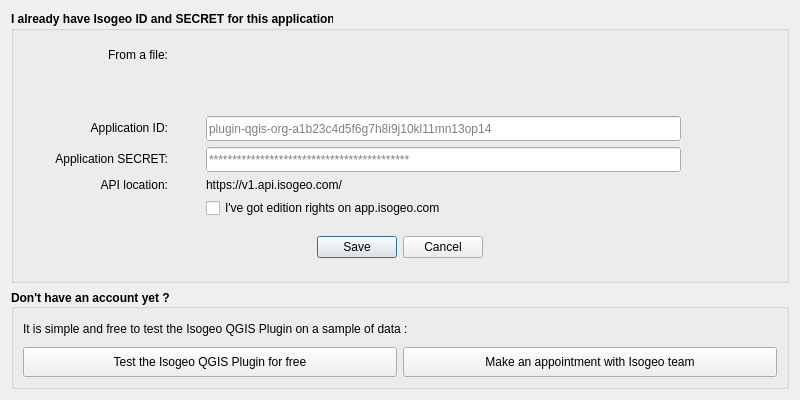
Qt form ui/auth/ui_authentication.ui (isogeo/isogeo-plugin-qgis) before a commit.
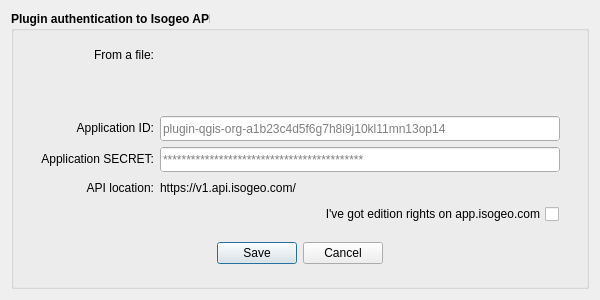
The same form after that commit. Icons and pictures are not drawn. Custom widgets are drawn as their Qt base class.

What changed in the file:
```diff
--- a/ui/auth/ui_authentication.ui
+++ b/ui/auth/ui_authentication.ui
@@ -7,20 +7,26 @@
    <rect>
     <x>0</x>
     <y>0</y>
-    <width>800</width>
-    <height>400</height>
+    <width>600</width>
+    <height>300</height>
    </rect>
   </property>
+  <property name="sizePolicy">
+   <sizepolicy hsizetype="Minimum" vsizetype="Preferred">
+    <horstretch>0</horstretch>
+    <verstretch>0</verstretch>
+   </sizepolicy>
+  </property>
   <property name="minimumSize">
    <size>
-    <width>800</width>
-    <height>400</height>
+    <width>600</width>
+    <height>300</height>
    </size>
   </property>
   <property name="maximumSize">
    <size>
     <width>800</width>
-    <height>400</height>
+    <height>300</height>
    </size>
   </property>
   <property name="windowTitle">
@@ -61,222 +67,13 @@
       <locale language="English" country="UnitedStates"/>
      </property>
      <property name="title">
-      <string>I already have Isogeo ID and SECRET for this application</string>
+      <string>Plugin authentication to Isogeo API</string>
      </property>
      <property name="flat">
       <bool>true</bool>
      </property>
      <layout class="QGridLayout" name="gridLayout_2">
-      <item row="1" column="3">
-       <spacer name="verticalSpacer_2">
-        <property name="orientation">
-         <enum>Qt::Vertical</enum>
-        </property>
-        <property name="sizeHint" stdset="0">
-         <size>
-          <width>20</width>
-          <height>40</height>
-         </size>
-        </property>
-       </spacer>
-      </item>
-      <item row="2" column="3">
-       <widget class="QLineEdit" name="ent_app_id">
-        <property name="sizePolicy">
-         <sizepolicy hsizetype="Expanding" vsizetype="Preferred">
-          <horstretch>1</horstretch>
-          <verstretch>0</verstretch>
-         </sizepolicy>
-        </property>
-        <property name="minimumSize">
-         <size>
-          <width>475</width>
-          <height>25</height>
-         </size>
-        </property>
-        <property name="maximumSize">
-         <size>
-          <width>800</width>
-          <height>30</height>
-         </size>
-        </property>
-        <property name="font">
-         <font>
-          <weight>50</weight>
-          <bold>false</bold>
-         </font>
-        </property>
-        <property name="toolTip">
-         <string/>
-        </property>
-        <property name="autoFillBackground">
-         <bool>true</bool>
-        </property>
-        <property name="text">
-         <string/>
-        </property>
-        <property name="maxLength">
-         <number>100</number>
-        </property>
-        <property name="frame">
-         <bool>true</bool>
-        </property>
-        <property name="readOnly">
-         <bool>true</bool>
-        </property>
-        <property name="placeholderText">
-         <string>plugin-qgis-org-a1b23c4d5f6g7h8i9j10kl11mn13op14</string>
-        </property>
-        <property name="cursorMoveStyle">
-         <enum>Qt::LogicalMoveStyle</enum>
-        </property>
-       </widget>
-      </item>
-      <item row="3" column="1">
-       <widget class="QLabel" name="lbl_app_secret">
-        <property name="sizePolicy">
-         <sizepolicy hsizetype="Preferred" vsizetype="Fixed">
-          <horstretch>0</horstretch>
-          <verstretch>0</verstretch>
-         </sizepolicy>
-        </property>
-        <property name="font">
-         <font>
-          <weight>50</weight>
-          <bold>false</bold>
-         </font>
-        </property>
-        <property name="autoFillBackground">
-         <bool>false</bool>
-        </property>
-        <property name="locale">
-         <locale language="English" country="UnitedStates"/>
-        </property>
-        <property name="text">
-         <string>Application SECRET:</string>
-        </property>
-        <property name="scaledContents">
-         <bool>true</bool>
-        </property>
-        <property name="alignment">
-         <set>Qt::AlignRight|Qt::AlignTrailing|Qt::AlignVCenter</set>
-        </property>
-       </widget>
-      </item>
-      <item row="5" column="3">
-       <widget class="QCheckBox" name="chb_isogeo_editor">
-        <property name="minimumSize">
-         <size>
-          <width>300</width>
-          <height>20</height>
-         </size>
-        </property>
-        <property name="font">
-         <font>
-          <weight>50</weight>
-          <bold>false</bold>
-         </font>
-        </property>
-        <property name="toolTip">
-         <string/>
-        </property>
-        <property name="layoutDirection">
-         <enum>Qt::LeftToRight</enum>
-        </property>
-        <property name="autoFillBackground">
-         <bool>false</bool>
-        </property>
-        <property name="text">
-         <string>I've got edition rights on app.isogeo.com</string>
-        </property>
-        <property name="icon">
-         <iconset>
-          <normaloff>:/plugins/Isogeo/resources/authentication/user.svg</normaloff>:/plugins/Isogeo/resources/authentication/user.svg</iconset>
-        </property>
-        <property name="tristate">
-         <bool>false</bool>
-        </property>
-       </widget>
-      </item>
-      <item row="0" column="4">
-       <spacer name="horizontalSpacer_3">
-        <property name="orientation">
-         <enum>Qt::Horizontal</enum>
-        </property>
-        <property name="sizeHint" stdset="0">
-         <size>
-          <width>40</width>
-          <height>20</height>
-         </size>
-        </property>
-       </spacer>
-      </item>
-      <item row="0" column="1">
-       <widget class="QLabel" name="lbl_browse_credentials">
-        <property name="font">
-         <font>
-          <weight>50</weight>
-          <bold>false</bold>
-         </font>
-        </property>
-        <property name="autoFillBackground">
-         <bool>false</bool>
-        </property>
-        <property name="text">
-         <string>From a file:</string>
-        </property>
-        <property name="scaledContents">
-         <bool>true</bool>
-        </property>
-        <property name="alignment">
-         <set>Qt::AlignRight|Qt::AlignTrailing|Qt::AlignVCenter</set>
-        </property>
-       </widget>
-      </item>
-      <item row="6" column="0" colspan="7">
-       <widget class="QDialogButtonBox" name="btn_ok_cancel">
-        <property name="sizePolicy">
-         <sizepolicy hsizetype="Expanding" vsizetype="Preferred">
-          <horstretch>1</horstretch>
-          <verstretch>1</verstretch>
-         </sizepolicy>
-        </property>
-        <property name="minimumSize">
-         <size>
-          <width>30</width>
-          <height>30</height>
-         </size>
-        </property>
-        <property name="maximumSize">
-         <size>
-          <width>16777215</width>
-          <height>100</height>
-         </size>
-        </property>
-        <property name="font">
-         <font>
-          <weight>50</weight>
-          <bold>false</bold>
-         </font>
-        </property>
-        <property name="focusPolicy">
-         <enum>Qt::StrongFocus</enum>
-        </property>
-        <property name="autoFillBackground">
-         <bool>false</bool>
-        </property>
-        <property name="orientation">
-         <enum>Qt::Horizontal</enum>
-        </property>
-        <property name="standardButtons">
-         <set>QDialogButtonBox::Cancel|QDialogButtonBox::Save</set>
-        </property>
-        <property name="centerButtons">
-         <bool>true</bool>
-        </property>
-       </widget>
-      </item>
-      <item row="2" column="4">
+      <item row="3" column="5">
        <spacer name="horizontalSpacer">
         <property name="orientation">
          <enum>Qt::Horizontal</enum>
@@ -289,87 +86,7 @@
         </property>
        </spacer>
       </item>
-      <item row="2" column="1">
-       <widget class="QLabel" name="lbl_app_id">
-        <property name="sizePolicy">
-         <sizepolicy hsizetype="Preferred" vsizetype="Fixed">
-          <horstretch>0</horstretch>
-          <verstretch>0</verstretch>
-         </sizepolicy>
-        </property>
-        <property name="font">
-         <font>
-          <weight>50</weight>
-          <bold>false</bold>
-         </font>
-        </property>
-        <property name="autoFillBackground">
-         <bool>false</bool>
-        </property>
-        <property name="locale">
-         <locale language="English" country="UnitedStates"/>
-        </property>
-        <property name="text">
-         <string>Application ID:</string>
-        </property>
-        <property name="scaledContents">
-         <bool>true</bool>
-        </property>
-        <property name="alignment">
-         <set>Qt::AlignRight|Qt::AlignTrailing|Qt::AlignVCenter</set>
-        </property>
-       </widget>
-      </item>
-      <item row="3" column="3">
-       <widget class="QLineEdit" name="ent_app_secret">
-        <property name="sizePolicy">
-         <sizepolicy hsizetype="Expanding" vsizetype="Preferred">
-          <horstretch>0</horstretch>
-          <verstretch>0</verstretch>
-         </sizepolicy>
-        </property>
-        <property name="minimumSize">
-         <size>
-          <width>475</width>
-          <height>25</height>
-         </size>
-        </property>
-        <property name="maximumSize">
-         <size>
-          <width>800</width>
-          <height>30</height>
-         </size>
-        </property>
-        <property name="font">
-         <font>
-          <weight>50</weight>
-          <bold>false</bold>
-         </font>
-        </property>
-        <property name="focusPolicy">
-         <enum>Qt::NoFocus</enum>
-        </property>
-        <property name="autoFillBackground">
-         <bool>true</bool>
-        </property>
-        <property name="text">
-         <string notr="true"/>
-        </property>
-        <property name="maxLength">
-         <number>64</number>
-        </property>
-        <property name="echoMode">
-         <enum>QLineEdit::PasswordEchoOnEdit</enum>
-        </property>
-        <property name="readOnly">
-         <bool>true</bool>
-        </property>
-        <property name="placeholderText">
-         <string notr="true">*******************************************</string>
-        </property>
-       </widget>
-      </item>
-      <item row="4" column="1">
+      <item row="5" column="3">
        <widget class="QLabel" name="lbl_api_url">
         <property name="font">
          <font>
@@ -394,7 +111,7 @@
         </property>
        </widget>
       </item>
-      <item row="3" column="4">
+      <item row="4" column="5">
        <spacer name="horizontalSpacer_2">
         <property name="orientation">
          <enum>Qt::Horizontal</enum>
@@ -407,7 +124,20 @@
         </property>
        </spacer>
       </item>
-      <item row="0" column="3">
+      <item row="4" column="2">
+       <spacer name="horizontalSpacer_6">
+        <property name="orientation">
+         <enum>Qt::Horizontal</enum>
+        </property>
+        <property name="sizeHint" stdset="0">
+         <size>
+          <width>40</width>
+          <height>20</height>
+         </size>
+        </property>
+       </spacer>
+      </item>
+      <item row="0" column="4">
        <widget class="QgsFileWidget" name="btn_browse_credentials">
         <property name="enabled">
          <bool>true</bool>
@@ -420,13 +150,13 @@
         </property>
         <property name="minimumSize">
          <size>
-          <width>475</width>
+          <width>400</width>
           <height>30</height>
          </size>
         </property>
         <property name="maximumSize">
          <size>
-          <width>800</width>
+          <width>475</width>
           <height>30</height>
          </size>
         </property>
@@ -465,7 +195,56 @@
         </property>
        </widget>
       </item>
-      <item row="4" column="3">
+      <item row="4" column="4">
+       <widget class="QLineEdit" name="ent_app_secret">
+        <property name="sizePolicy">
+         <sizepolicy hsizetype="Expanding" vsizetype="Preferred">
+          <horstretch>0</horstretch>
+          <verstretch>0</verstretch>
+         </sizepolicy>
+        </property>
+        <property name="minimumSize">
+         <size>
+          <width>400</width>
+          <height>25</height>
+         </size>
+        </property>
+        <property name="maximumSize">
+         <size>
+          <width>400</width>
+          <height>30</height>
+         </size>
+        </property>
+        <property name="font">
+         <font>
+          <weight>50</weight>
+          <bold>false</bold>
+         </font>
+        </property>
+        <property name="focusPolicy">
+         <enum>Qt::NoFocus</enum>
+        </property>
+        <property name="autoFillBackground">
+         <bool>true</bool>
+        </property>
+        <property name="text">
+         <string notr="true"/>
+        </property>
+        <property name="maxLength">
+         <number>64</number>
+        </property>
+        <property name="echoMode">
+         <enum>QLineEdit::PasswordEchoOnEdit</enum>
+        </property>
+        <property name="readOnly">
+         <bool>true</bool>
+        </property>
+        <property name="placeholderText">
+         <string notr="true">*******************************************</string>
+        </property>
+       </widget>
+      </item>
+      <item row="5" column="4">
        <widget class="QLabel" name="lbl_api_url_value">
         <property name="font">
          <font>
@@ -492,6 +271,285 @@
         </property>
        </widget>
       </item>
+      <item row="0" column="3">
+       <widget class="QLabel" name="lbl_browse_credentials">
+        <property name="font">
+         <font>
+          <weight>50</weight>
+          <bold>false</bold>
+         </font>
+        </property>
+        <property name="autoFillBackground">
+         <bool>false</bool>
+        </property>
+        <property name="text">
+         <string>From a file:</string>
+        </property>
+        <property name="scaledContents">
+         <bool>true</bool>
+        </property>
+        <property name="alignment">
+         <set>Qt::AlignRight|Qt::AlignTrailing|Qt::AlignVCenter</set>
+        </property>
+       </widget>
+      </item>
+      <item row="2" column="4">
+       <spacer name="verticalSpacer_2">
+        <property name="orientation">
+         <enum>Qt::Vertical</enum>
+        </property>
+        <property name="sizeHint" stdset="0">
+         <size>
+          <width>20</width>
+          <height>40</height>
+         </size>
+        </property>
+       </spacer>
+      </item>
+      <item row="3" column="3">
+       <widget class="QLabel" name="lbl_app_id">
+        <property name="sizePolicy">
+         <sizepolicy hsizetype="Preferred" vsizetype="Fixed">
+          <horstretch>0</horstretch>
+          <verstretch>0</verstretch>
+         </sizepolicy>
+        </property>
+        <property name="font">
+         <font>
+          <weight>50</weight>
+          <bold>false</bold>
+         </font>
+        </property>
+        <property name="autoFillBackground">
+         <bool>false</bool>
+        </property>
+        <property name="locale">
+         <locale language="English" country="UnitedStates"/>
+        </property>
+        <property name="text">
+         <string>Application ID:</string>
+        </property>
+        <property name="scaledContents">
+         <bool>true</bool>
+        </property>
+        <property name="alignment">
+         <set>Qt::AlignRight|Qt::AlignTrailing|Qt::AlignVCenter</set>
+        </property>
+       </widget>
+      </item>
+      <item row="3" column="2">
+       <spacer name="horizontalSpacer_5">
+        <property name="orientation">
+         <enum>Qt::Horizontal</enum>
+        </property>
+        <property name="sizeHint" stdset="0">
+         <size>
+          <width>40</width>
+          <height>20</height>
+         </size>
+        </property>
+       </spacer>
+      </item>
+      <item row="7" column="0" colspan="8">
+       <widget class="QDialogButtonBox" name="btn_ok_cancel">
+        <property name="sizePolicy">
+         <sizepolicy hsizetype="Minimum" vsizetype="Minimum">
+          <horstretch>1</horstretch>
+          <verstretch>1</verstretch>
+         </sizepolicy>
+        </property>
+        <property name="minimumSize">
+         <size>
+          <width>30</width>
+          <height>30</height>
+         </size>
+        </property>
+        <property name="maximumSize">
+         <size>
+          <width>16777215</width>
+          <height>100</height>
+         </size>
+        </property>
+        <property name="font">
+         <font>
+          <weight>50</weight>
+          <bold>false</bold>
+         </font>
+        </property>
+        <property name="focusPolicy">
+         <enum>Qt::StrongFocus</enum>
+        </property>
+        <property name="autoFillBackground">
+         <bool>false</bool>
+        </property>
+        <property name="orientation">
+         <enum>Qt::Horizontal</enum>
+        </property>
+        <property name="standardButtons">
+         <set>QDialogButtonBox::Cancel|QDialogButtonBox::Save</set>
+        </property>
+        <property name="centerButtons">
+         <bool>true</bool>
+        </property>
+       </widget>
+      </item>
+      <item row="5" column="2">
+       <spacer name="horizontalSpacer_7">
+        <property name="orientation">
+         <enum>Qt::Horizontal</enum>
+        </property>
+        <property name="sizeHint" stdset="0">
+         <size>
+          <width>40</width>
+          <height>20</height>
+         </size>
+        </property>
+       </spacer>
+      </item>
+      <item row="0" column="5">
+       <spacer name="horizontalSpacer_3">
+        <property name="orientation">
+         <enum>Qt::Horizontal</enum>
+        </property>
+        <property name="sizeHint" stdset="0">
+         <size>
+          <width>40</width>
+          <height>20</height>
+         </size>
+        </property>
+       </spacer>
+      </item>
+      <item row="3" column="4">
+       <widget class="QLineEdit" name="ent_app_id">
+        <property name="sizePolicy">
+         <sizepolicy hsizetype="Expanding" vsizetype="Preferred">
+          <horstretch>1</horstretch>
+          <verstretch>0</verstretch>
+         </sizepolicy>
+        </property>
+        <property name="minimumSize">
+         <size>
+          <width>400</width>
+          <height>25</height>
+         </size>
+        </property>
+        <property name="maximumSize">
+         <size>
+          <width>400</width>
+          <height>30</height>
+         </size>
+        </property>
+        <property name="font">
+         <font>
+          <weight>50</weight>
+          <bold>false</bold>
+         </font>
+        </property>
+        <property name="toolTip">
+         <string/>
+        </property>
+        <property name="autoFillBackground">
+         <bool>true</bool>
+        </property>
+        <property name="text">
+         <string/>
+        </property>
+        <property name="maxLength">
+         <number>100</number>
+        </property>
+        <property name="frame">
+         <bool>true</bool>
+        </property>
+        <property name="readOnly">
+         <bool>true</bool>
+        </property>
+        <property name="placeholderText">
+         <string>plugin-qgis-org-a1b23c4d5f6g7h8i9j10kl11mn13op14</string>
+        </property>
+        <property name="cursorMoveStyle">
+         <enum>Qt::LogicalMoveStyle</enum>
+        </property>
+       </widget>
+      </item>
+      <item row="4" column="3">
+       <widget class="QLabel" name="lbl_app_secret">
+        <property name="sizePolicy">
+         <sizepolicy hsizetype="Preferred" vsizetype="Fixed">
+          <horstretch>0</horstretch>
+          <verstretch>0</verstretch>
+         </sizepolicy>
+        </property>
+        <property name="font">
+         <font>
+          <weight>50</weight>
+          <bold>false</bold>
+         </font>
+        </property>
+        <property name="autoFillBackground">
+         <bool>false</bool>
+        </property>
+        <property name="locale">
+         <locale language="English" country="UnitedStates"/>
+        </property>
+        <property name="text">
+         <string>Application SECRET:</string>
+        </property>
+        <property name="scaledContents">
+         <bool>true</bool>
+        </property>
+        <property name="alignment">
+         <set>Qt::AlignRight|Qt::AlignTrailing|Qt::AlignVCenter</set>
+        </property>
+       </widget>
+      </item>
+      <item row="0" column="2">
+       <spacer name="horizontalSpacer_4">
+        <property name="orientation">
+         <enum>Qt::Horizontal</enum>
+        </property>
+        <property name="sizeHint" stdset="0">
+         <size>
+          <width>40</width>
+          <height>20</height>
+         </size>
+        </property>
+       </spacer>
+      </item>
+      <item row="6" column="4">
+       <widget class="QCheckBox" name="chb_isogeo_editor">
+        <property name="minimumSize">
+         <size>
+          <width>300</width>
+          <height>20</height>
+         </size>
+        </property>
+        <property name="font">
+         <font>
+          <weight>50</weight>
+          <bold>false</bold>
+         </font>
+        </property>
+        <property name="toolTip">
+         <string/>
+        </property>
+        <property name="layoutDirection">
+         <enum>Qt::RightToLeft</enum>
+        </property>
+        <property name="autoFillBackground">
+         <bool>false</bool>
+        </property>
+        <property name="text">
+         <string>I've got edition rights on app.isogeo.com</string>
+        </property>
+        <property name="icon">
+         <iconset>
+          <normaloff>:/plugins/Isogeo/resources/authentication/user.svg</normaloff>:/plugins/Isogeo/resources/authentication/user.svg</iconset>
+        </property>
+        <property name="tristate">
+         <bool>false</bool>
+        </property>
+       </widget>
+      </item>
      </layout>
      <zorder>ent_app_id</zorder>
      <zorder>ent_app_secret</zorder>
@@ -507,147 +565,9 @@
      <zorder>verticalSpacer_2</zorder>
      <zorder>lbl_api_url_value</zorder>
      <zorder>lbl_api_url</zorder>
-    </widget>
-   </item>
-   <item>
-    <widget class="QGroupBox" name="grb_need_account">
-     <property name="minimumSize">
-      <size>
-       <width>200</width>
-       <height>100</height>
-      </size>
-     </property>
-     <property name="maximumSize">
-      <size>
-       <width>16777215</width>
-       <height>200</height>
-      </size>
-     </property>
-     <property name="font">
-      <font>
-       <weight>75</weight>
-       <bold>true</bold>
-      </font>
-     </property>
-     <property name="autoFillBackground">
-      <bool>false</bool>
-     </property>
-     <property name="locale">
-      <locale language="English" country="UnitedStates"/>
-     </property>
-     <property name="title">
-      <string>Don't have an account yet ?</string>
-     </property>
-     <property name="alignment">
-      <set>Qt::AlignLeading|Qt::AlignLeft|Qt::AlignVCenter</set>
-     </property>
-     <property name="flat">
-      <bool>true</bool>
-     </property>
-     <layout class="QGridLayout" name="gridLayout">
-      <item row="2" column="1">
-       <widget class="QPushButton" name="btn_rdv_isogeo">
-        <property name="minimumSize">
-         <size>
-          <width>200</width>
-          <height>30</height>
-         </size>
-        </property>
-        <property name="maximumSize">
-         <size>
-          <width>700</width>
-          <height>30</height>
-         </size>
-        </property>
-        <property name="font">
-         <font>
-          <weight>50</weight>
-          <bold>false</bold>
-         </font>
-        </property>
-        <property name="cursor">
-         <cursorShape>PointingHandCursor</cursorShape>
-        </property>
-        <property name="contextMenuPolicy">
-         <enum>Qt::NoContextMenu</enum>
-        </property>
-        <property name="autoFillBackground">
-         <bool>true</bool>
-        </property>
-        <property name="text">
-         <string>Make an appointment with Isogeo team</string>
-        </property>
-        <property name="autoDefault">
-         <bool>false</bool>
-        </property>
-        <property name="default">
-         <bool>false</bool>
-        </property>
-       </widget>
-      </item>
-      <item row="2" column="0">
-       <widget class="QPushButton" name="btn_free_test">
-        <property name="minimumSize">
-         <size>
-          <width>200</width>
-          <height>30</height>
-         </size>
-        </property>
-        <property name="maximumSize">
-         <size>
-          <width>700</width>
-          <height>30</height>
-         </size>
-        </property>
-        <property name="font">
-         <font>
-          <weight>50</weight>
-          <bold>false</bold>
-         </font>
-        </property>
-        <property name="cursor">
-         <cursorShape>PointingHandCursor</cursorShape>
-        </property>
-        <property name="contextMenuPolicy">
-         <enum>Qt::NoContextMenu</enum>
-        </property>
-        <property name="autoFillBackground">
-         <bool>true</bool>
-        </property>
-        <property name="text">
-         <string>Test the Isogeo QGIS Plugin for free</string>
-        </property>
-        <property name="autoDefault">
-         <bool>false</bool>
-        </property>
-        <property name="default">
-         <bool>false</bool>
-        </property>
-       </widget>
-      </item>
-      <item row="1" column="0" colspan="2">
-       <widget class="QLabel" name="lbl_access_conditions">
-        <property name="maximumSize">
-         <size>
-          <width>16777215</width>
-          <height>16777215</height>
-         </size>
-        </property>
-        <property name="font">
-         <font>
-          <weight>50</weight>
-          <bold>false</bold>
-         </font>
-        </property>
-        <property name="text">
-         <string>&lt;html&gt;&lt;head/&gt;&lt;body&gt;&lt;p&gt;It is simple and free to test the Isogeo QGIS Plugin on a sample of data : &lt;/p&gt;&lt;/body&gt;&lt;/html&gt;</string>
-        </property>
-        <property name="textFormat">
-         <enum>Qt::RichText</enum>
-        </property>
-       </widget>
-      </item>
-     </layout>
+     <zorder>horizontalSpacer_5</zorder>
+     <zorder>horizontalSpacer_6</zorder>
+     <zorder>horizontalSpacer_7</zorder>
     </widget>
    </item>
   </layout>
```
Left out of the diff: 7 changed lines with no effect on the pictures.
